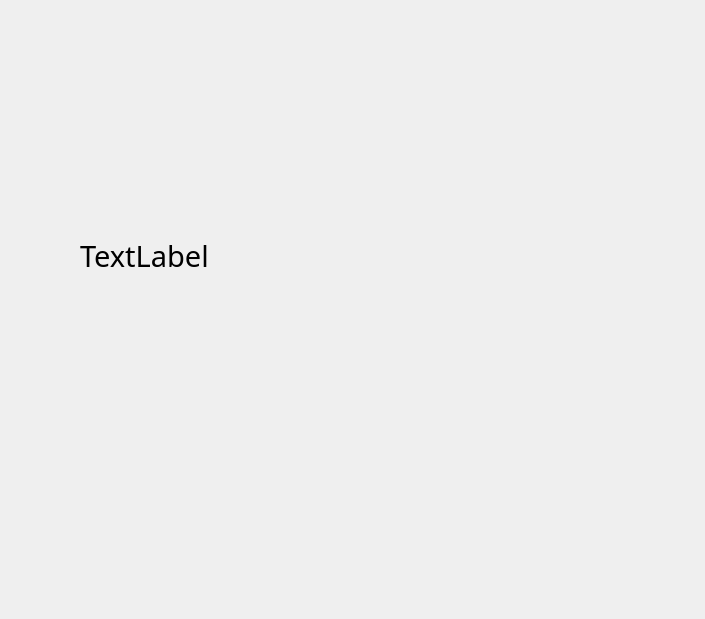
wjdxo513/python_example, file DemoForm.ui: the form before one commit.
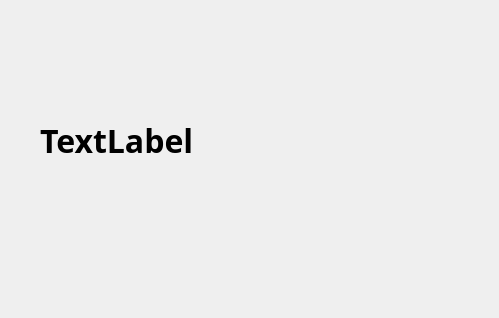
The form after the commit.

Patch:
```diff
--- a/DemoForm.ui
+++ b/DemoForm.ui
@@ -6,8 +6,8 @@
    <rect>
     <x>0</x>
     <y>0</y>
-    <width>705</width>
-    <height>619</height>
+    <width>499</width>
+    <height>318</height>
    </rect>
   </property>
   <property name="windowTitle">
@@ -16,16 +16,18 @@
   <widget class="QLabel" name="label">
    <property name="geometry">
     <rect>
-     <x>80</x>
-     <y>110</y>
-     <width>531</width>
-     <height>291</height>
+     <x>40</x>
+     <y>70</y>
+     <width>401</width>
+     <height>141</height>
     </rect>
    </property>
    <property name="font">
     <font>
      <family>맑은 고딕</family>
-     <pointsize>22</pointsize>
+     <pointsize>24</pointsize>
+     <weight>75</weight>
+     <bold>true</bold>
     </font>
    </property>
    <property name="text">
```
